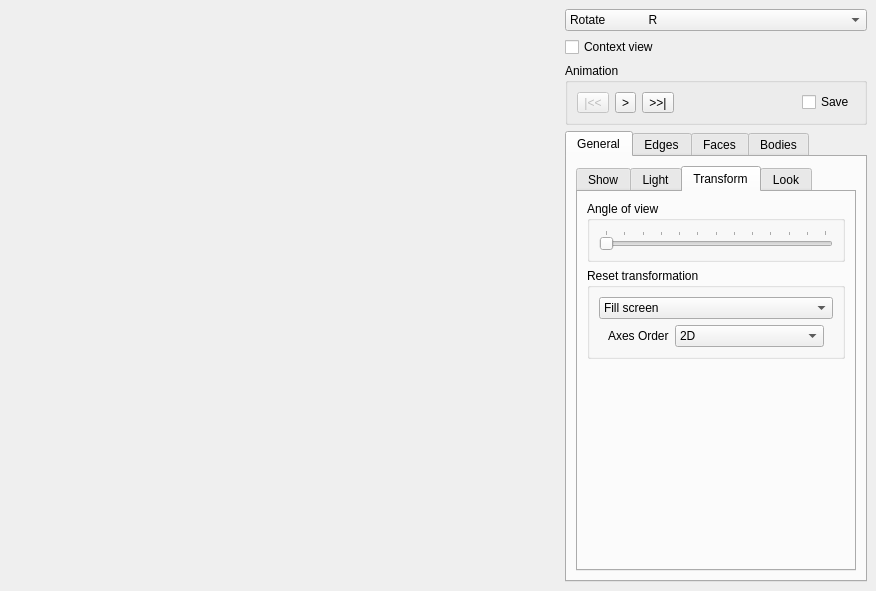
Old version of the form MainWindow.ui in the repository danlipsa/foamvis.
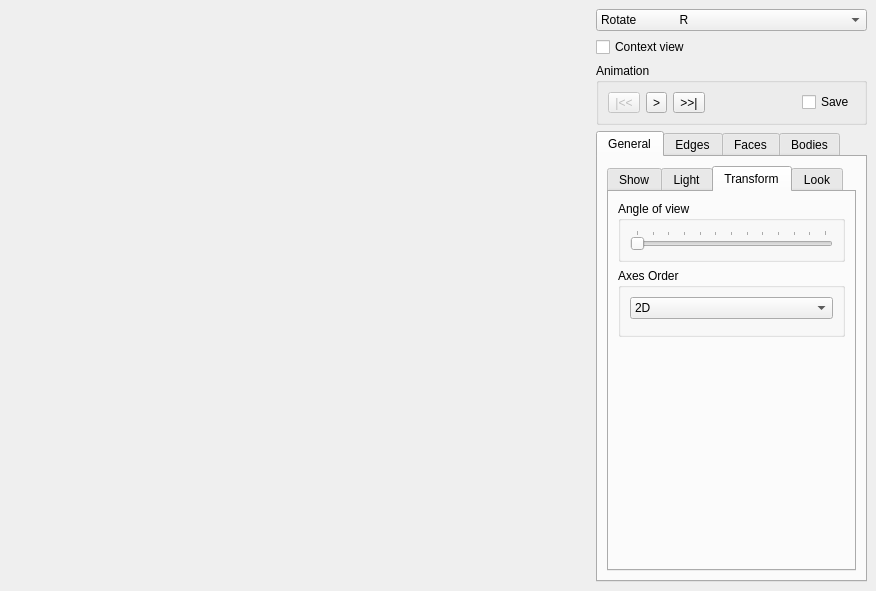
New version of the form. The open tabs and pages were chosen to show the change. Custom widgets are drawn as their Qt base class.

```diff
--- a/MainWindow.ui
+++ b/MainWindow.ui
@@ -433,14 +433,14 @@
                <item>
                 <widget class="QGroupBox" name="groupBox_5">
                  <property name="title">
-                  <string>Reset transformation</string>
+                  <string>Axes Order</string>
                  </property>
                  <layout class="QVBoxLayout" name="verticalLayout_16">
                   <item>
-                   <widget class="QComboBox" name="comboBoxViewportTransform">
+                   <widget class="QComboBox" name="comboBoxAxesOrder">
                     <item>
                      <property name="text">
-                      <string>Fill screen</string>
+                      <string>2D</string>
                      </property>
                     </item>
                     <item>
@@ -459,37 +459,6 @@
                      <property name="bottomMargin">
                       <number>0</number>
                      </property>
-                     <item>
-                      <widget class="QLabel" name="label_8">
-                       <property name="text">
-                        <string>Axes Order</string>
-                       </property>
-                      </widget>
-                     </item>
-                     <item>
-                      <widget class="QComboBox" name="comboBoxAxesOrder">
-                       <item>
-                        <property name="text">
-                         <string>2D</string>
-                        </property>
-                       </item>
-                       <item>
-                        <property name="text">
-                         <string>2D time displacement</string>
-                        </property>
-                       </item>
-                       <item>
-                        <property name="text">
-                         <string>2D rotate right 90</string>
-                        </property>
-                       </item>
-                       <item>
-                        <property name="text">
-                         <string>3D</string>
-                        </property>
-                       </item>
-                      </widget>
-                     </item>
                     </layout>
                    </widget>
                   </item>
```
Left out of the diff: 30 changed lines with no effect on the pictures.
